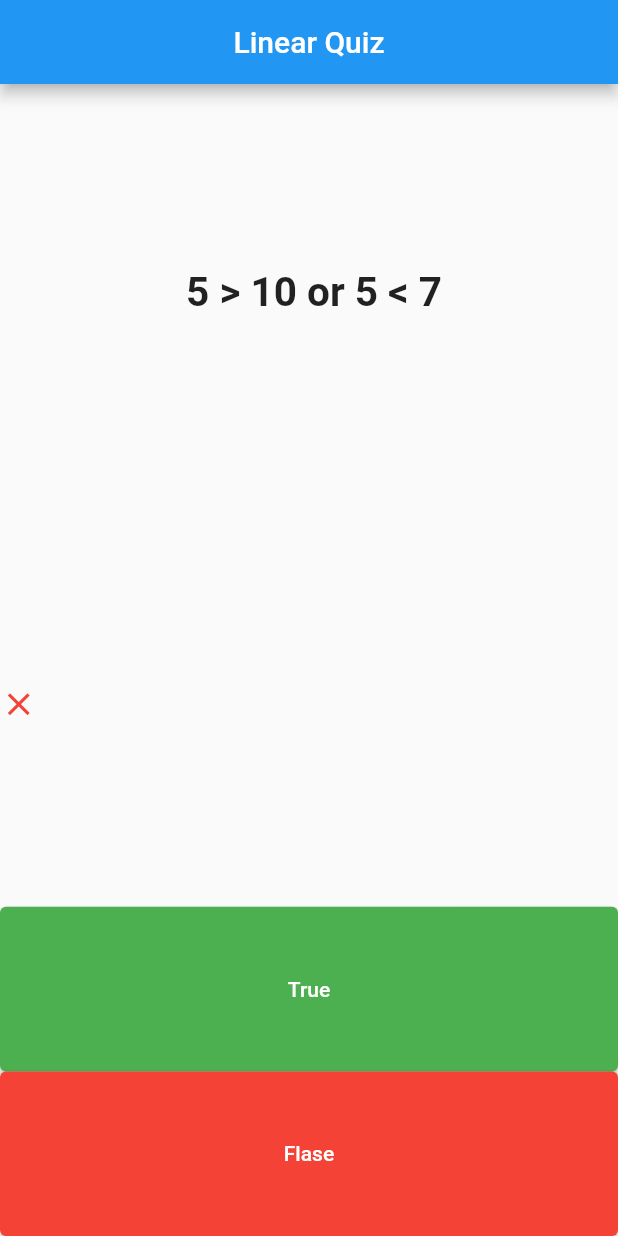
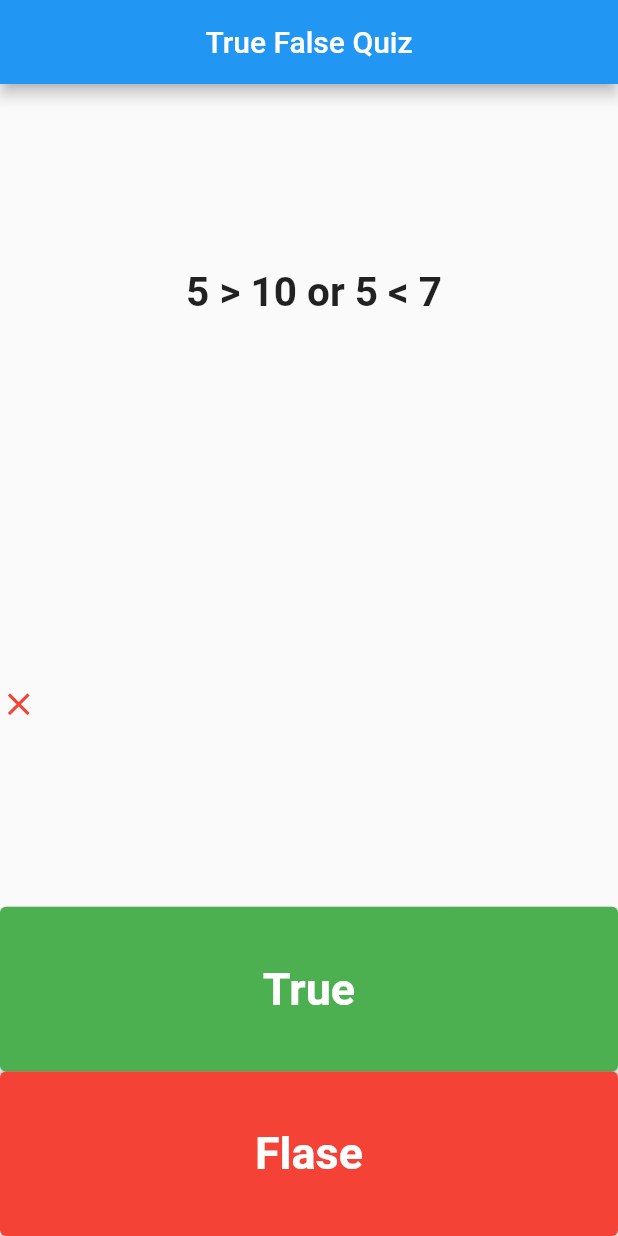
Before and after one commit to LimonDP/linear_quizapp, a Flutter app: the screen it shows after launch, after a tap on "True", on a phone screen of 412 x 824 dp. Run offline on Flutter 3.47's test engine with Material 2 defaults, Android fonts, the phone set to English and light mode, and no system bars.

Commit message:
second commint

```diff
--- a/lib/main.dart
+++ b/lib/main.dart
@@ -17,7 +17,7 @@ class MyApp extends StatelessWidget {
   Widget build(BuildContext context) {
     return Scaffold(
       appBar: AppBar(
-        title: Text('Linear Quiz'),
+        title: Text('True False Quiz'),
         centerTitle: true,
       ),
       body: const QuizApp(),
--- a/lib/quizapp.dart
+++ b/lib/quizapp.dart
@@ -19,7 +19,10 @@ class _QuizAppState extends State<QuizApp> {
     return Expanded(
       child: ElevatedButton(
         style: ElevatedButton.styleFrom(primary: buttonColor),
-        child: Text(buttonText),
+        child: Text(
+          buttonText,
+          style: TextStyle(fontSize: 30, fontWeight: FontWeight.bold),
+        ),
         onPressed: () {
           setState(() {
             if (allQuestion.gamefinish() == true) {
@@ -30,7 +33,7 @@ class _QuizAppState extends State<QuizApp> {
                   child: Column(
                     children: [
                       Text(
-                        _totallCurrectAnswer.toString(),
+                        'Currect Answer : ${_totallCurrectAnswer.toString()}',
                         style: TextStyle(fontSize: 30),
                       ),
                       Text(
```
